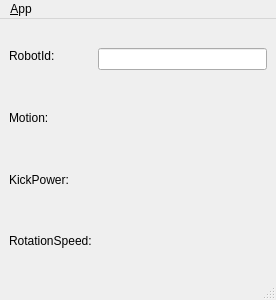
Above: msl_keyboard_joystick/ui/main_window.ui from dasys-lab/cnc-msl before the change. Below: the same form after it.
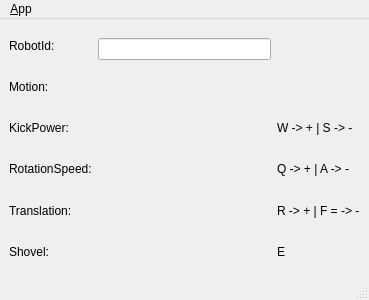
That is the form after the change. Icons and pictures are not drawn.

Commit message: finished keyboard_controller

Diff of the .ui file:
```diff
--- a/msl_keyboard_joystick/ui/main_window.ui
+++ b/msl_keyboard_joystick/ui/main_window.ui
@@ -6,7 +6,7 @@
    <rect>
     <x>0</x>
     <y>0</y>
-    <width>276</width>
+    <width>369</width>
     <height>300</height>
    </rect>
   </property>
@@ -52,6 +52,20 @@
         </property>
        </widget>
       </item>
+      <item>
+       <widget class="QLabel" name="translationLabel">
+        <property name="text">
+         <string>Translation:</string>
+        </property>
+       </widget>
+      </item>
+      <item>
+       <widget class="QLabel" name="shovelLabel">
+        <property name="text">
+         <string>Shovel:</string>
+        </property>
+       </widget>
+      </item>
      </layout>
     </item>
     <item>
@@ -59,11 +73,11 @@
       <item>
        <layout class="QVBoxLayout" name="verticalLayout">
         <property name="topMargin">
-         <number>20</number>
-        </property>
-        <property name="bottomMargin">
          <number>10</number>
         </property>
+        <property name="bottomMargin">
+         <number>0</number>
+        </property>
         <item>
          <widget class="QLineEdit" name="robotIdEdit">
           <property name="inputMask">
@@ -94,6 +108,66 @@
         </property>
        </widget>
       </item>
+      <item>
+       <widget class="QLabel" name="translationValue">
+        <property name="text">
+         <string/>
+        </property>
+       </widget>
+      </item>
+      <item>
+       <widget class="QLabel" name="shovelValue">
+        <property name="text">
+         <string/>
+        </property>
+       </widget>
+      </item>
+     </layout>
+    </item>
+    <item>
+     <layout class="QVBoxLayout" name="verticalLayout_5">
+      <item>
+       <widget class="QLabel" name="label">
+        <property name="text">
+         <string/>
+        </property>
+       </widget>
+      </item>
+      <item>
+       <widget class="QLabel" name="label_2">
+        <property name="text">
+         <string/>
+        </property>
+       </widget>
+      </item>
+      <item>
+       <widget class="QLabel" name="label_3">
+        <property name="text">
+         <string>W -&gt; + | S -&gt; -</string>
+        </property>
+       </widget>
+      </item>
+      <item>
+       <widget class="QLabel" name="label_4">
+        <property name="text">
+         <string>Q -&gt; + | A -&gt; -</string>
+        </property>
+       </widget>
+      </item>
+      <item>
+       <widget class="QLabel" name="label_5">
+        <property name="text">
+         <string>R -&gt; + | F = -&gt; -</string>
+        </property>
+       </widget>
+      </item>
+      <item>
+       <widget class="QLabel" name="label_8">
+        <property name="text">
+         <string>E</string>
+        </property>
+       </widget>
+      </item>
      </layout>
     </item>
    </layout>
@@ -103,7 +177,7 @@
     <rect>
      <x>0</x>
      <y>0</y>
-     <width>276</width>
+     <width>369</width>
      <height>25</height>
     </rect>
    </property>
```
The commit also changes 1 other file.
